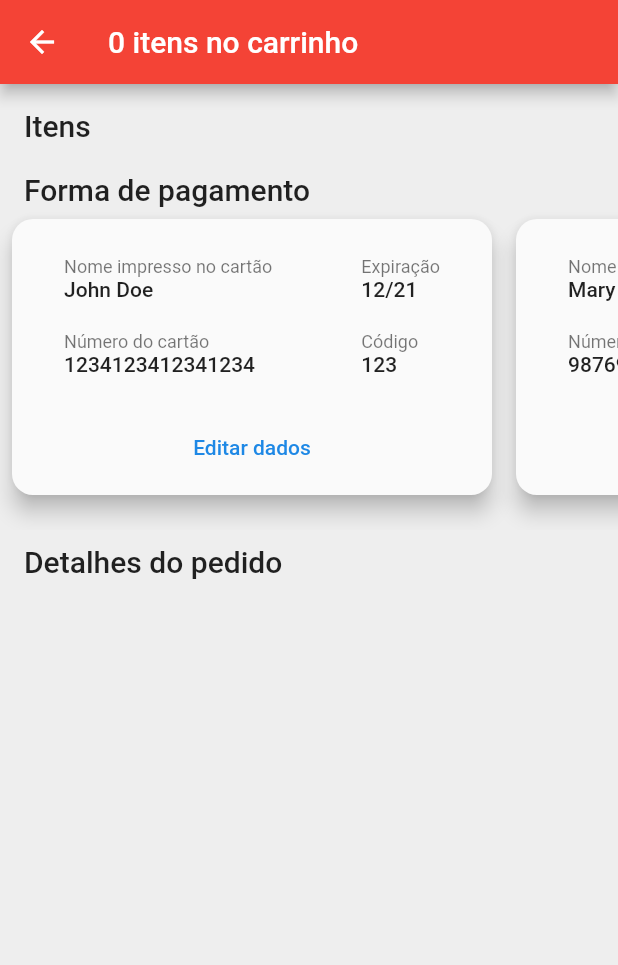
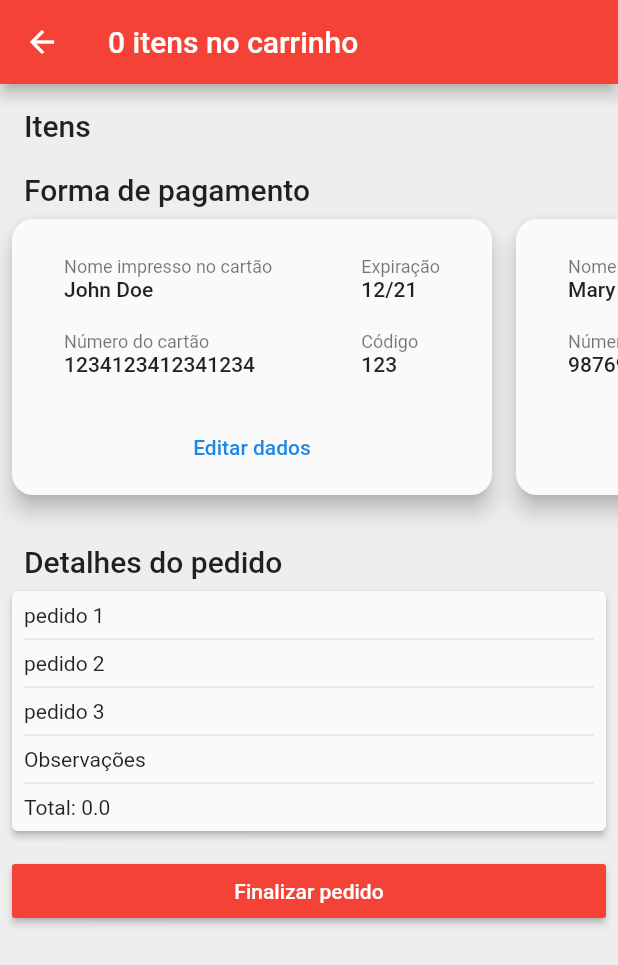
Before and after one commit to menuus/menuus-mobile, a Flutter app: the screen it shows after launch, after a tap on "() => onLogin", after a tap on the "shopping cart" icon, on a phone screen of 412 x 824 dp. Shown: the top 965 px of the screen. Run offline on Flutter 3.47's test engine with Material 2 defaults, Android fonts, the phone set to English and light mode, and no system bars; our stand-ins replace carousel_slider, flutter_mobx, get_it, mobx; generated files the repository leaves out were written again; network calls fail.

Commit message:
UPDATE: checkout details

```diff
--- a/lib/controllers/cart_controller.dart
+++ b/lib/controllers/cart_controller.dart
@@ -11,17 +11,26 @@ abstract class _CartControllerBase with Store {
   @computed
   int get total => cartPlates.length;
 
+  @computed
+  double get totalPrice {
+    double prices = 0;
+    for (var p in cartPlates) {
+      prices += num.tryParse(p.price)?.toDouble();
+    }
+    return prices;
+  }
+
   @action
   void addToCart(Plate newPlate) {
     cartPlates.add(newPlate);
-    print(cartPlates);
+    print(cartPlates.map((element) => element.name));
     print(total);
   }
 
   @action
   void removeFromCart(int index) {
     cartPlates.removeAt(index);
-    print(cartPlates);
+    print(cartPlates.map((element) => element.name));
     print(total);
   }
 }
--- a/lib/ui/views/checkout_view.dart
+++ b/lib/ui/views/checkout_view.dart
@@ -45,16 +45,27 @@ class CheckoutView extends StatelessWidget {
                       itemCount: cards.total,
                       itemBuilder: (BuildContext context, int index) {
                         return Padding(
-                          padding: const EdgeInsets.fromLTRB(8, 8, 8, 23),
-                          child: buildCreditCard(cards.creditCards[index], context),
-                        );
+                            padding: const EdgeInsets.fromLTRB(8, 8, 8, 23),
+                            child: buildCreditCard(cards.creditCards[index], context));
                       },
                     );
                   }),
                 ),
                 Padding(
-                  padding: const EdgeInsets.fromLTRB(16, 10, 16, 0),
-                  child: Text('Detalhes do pedido', style: Theme.of(context).textTheme.headline6),
+                    padding: const EdgeInsets.fromLTRB(16, 10, 16, 0),
+                    child: Text('Detalhes do pedido', style: Theme.of(context).textTheme.headline6)),
+                Padding(
+                  padding: const EdgeInsets.all(8),
+                  child: buildOrderDetails(),
+                ),
+                Padding(
+                  padding: const EdgeInsets.fromLTRB(8, 8, 8, 16),
+                  child: RaisedButton(
+                    onPressed: () {},
+                    child: Text('Finalizar pedido'),
+                    color: Colors.red,
+                    textColor: Colors.white,
+                  ),
                 ),
               ],
             ),
@@ -89,7 +100,7 @@ class CheckoutView extends StatelessWidget {
           fit: BoxFit.cover,
         ),
         title: Text(plate.name, overflow: TextOverflow.ellipsis),
-        subtitle: Text('R\$ ${plate.price}'),
+        subtitle: Text('R\$ ${plate.price.toString()}'),
         trailing: IconButton(icon: const Icon(Icons.delete), onPressed: () => cart.removeFromCart(index)),
       ),
     );
@@ -145,4 +156,30 @@ class CheckoutView extends StatelessWidget {
       ),
     );
   }
+
+  Widget buildOrderDetails() {
+    return Material(
+      elevation: 2,
+      borderRadius: BorderRadius.circular(4),
+      child: Padding(
+        padding: const EdgeInsets.all(8.0),
+        child: Observer(builder: (_) {
+          return Column(
+            crossAxisAlignment: CrossAxisAlignment.start,
+            children: <Widget>[
+              Text('pedido 1'),
+              Divider(),
+              Text('pedido 2'),
+              Divider(),
+              Text('pedido 3'),
+              Divider(),
+              Text('Observações'),
+              Divider(),
+              Text('Total: ${cart.totalPrice}'),
+            ],
+          );
+        }),
+      ),
+    );
+  }
 }
--- a/pubspec.yaml
+++ b/pubspec.yaml
@@ -14,7 +14,7 @@ description: A new Flutter project.
 version: 1.0.0+1
 
 environment:
-  sdk: ">=2.1.0 <3.0.0"
+  sdk: ">=2.2.0 <3.0.0"
 
 dependencies:
   flutter:
```
Also changed, not shown: lib/ui/views/user_orders_view.dart (deleted, +0 -22 lines), lib/controllers/cart_controller.g.dart.
